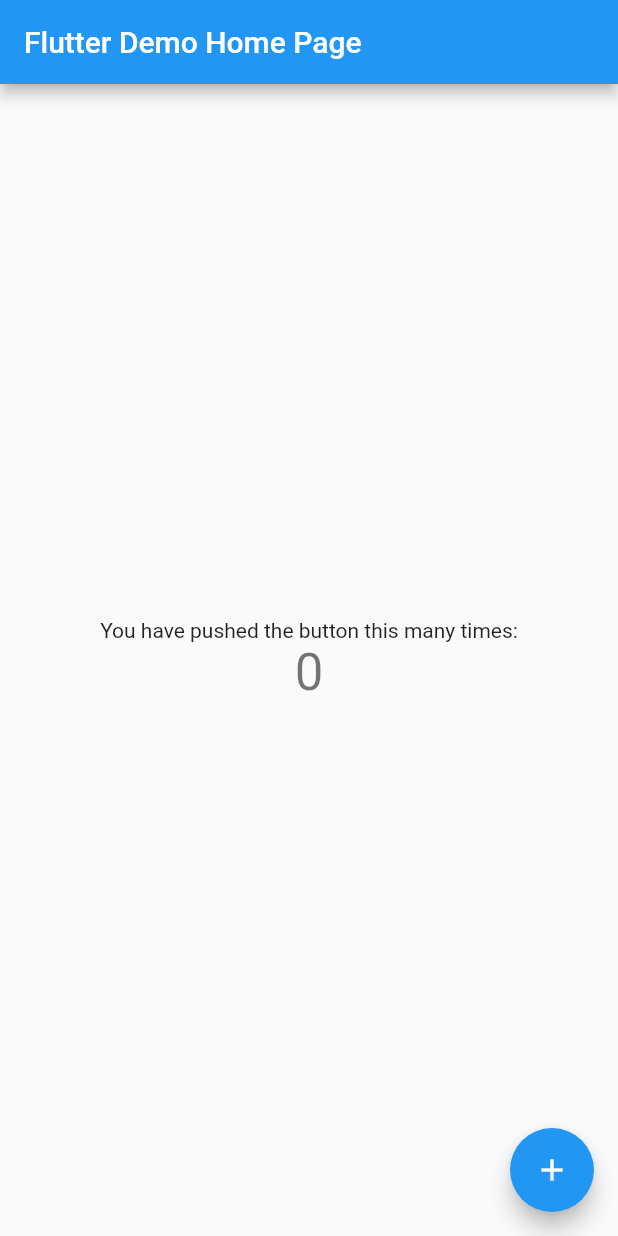
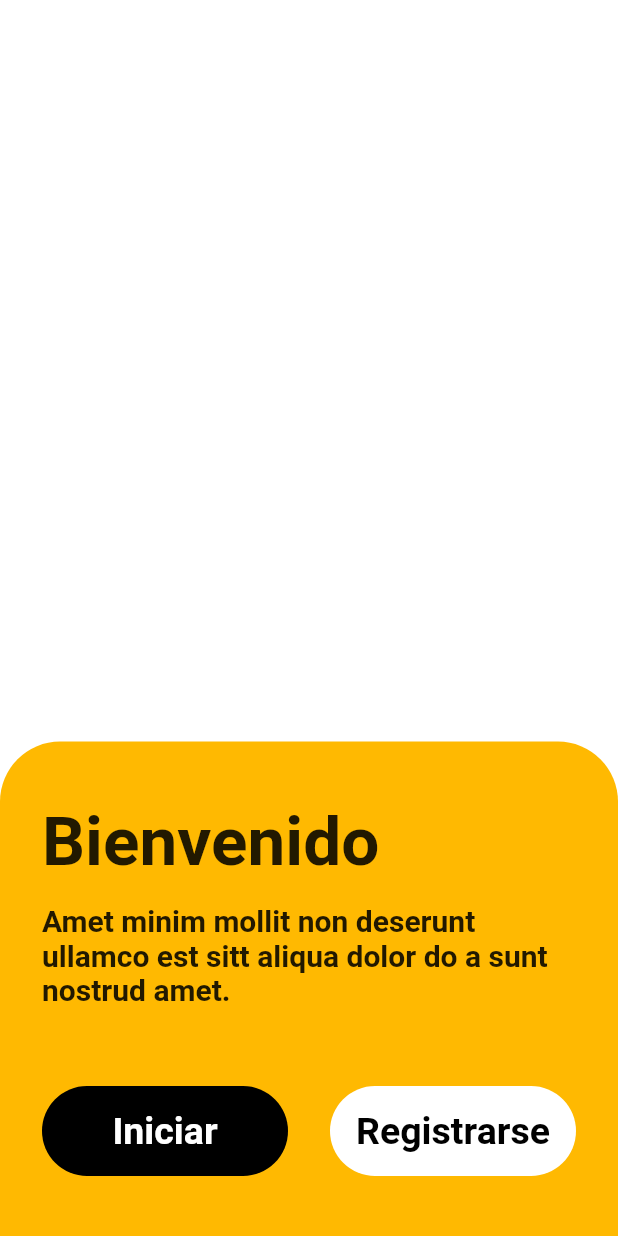
Before and after one commit to jazminasaleh/arriendosu, a Flutter app: the screen it shows after launch, on a phone screen of 412 x 824 dp. Run offline on Flutter 3.47's test engine with Material 2 defaults, Android fonts, the phone set to English and light mode, and no system bars.

Commit message:
pg Bienvenido

```diff
--- a/lib/main.dart
+++ b/lib/main.dart
@@ -1,115 +1,20 @@
+import 'package:app_arriendosu/src/pages/login/home_page.dart';
 import 'package:flutter/material.dart';
 
-void main() {
-  runApp(const MyApp());
-}
+void main() => runApp(const MyApp());
 
 class MyApp extends StatelessWidget {
   const MyApp({super.key});
 
-  // This widget is the root of your application.
   @override
   Widget build(BuildContext context) {
     return MaterialApp(
-      title: 'Flutter Demo',
-      theme: ThemeData(
-        // This is the theme of your application.
-        //
-        // Try running your application with "flutter run". You'll see the
-        // application has a blue toolbar. Then, without quitting the app, try
-        // changing the primarySwatch below to Colors.green and then invoke
-        // "hot reload" (press "r" in the console where you ran "flutter run",
-        // or simply save your changes to "hot reload" in a Flutter IDE).
-        // Notice that the counter didn't reset back to zero; the application
-        // is not restarted.
-        primarySwatch: Colors.blue,
-      ),
-      home: const MyHomePage(title: 'Flutter Demo Home Page'),
+      debugShowCheckedModeBanner: false,
+      title: 'App Arriendos',
+      initialRoute: 'home',
+     routes: {
+      'home' : (BuildContext context) => Home_Page(),
+     },
     );
   }
 }
-
-class MyHomePage extends StatefulWidget {
-  const MyHomePage({super.key, required this.title});
-
-  // This widget is the home page of your application. It is stateful, meaning
-  // that it has a State object (defined below) that contains fields that affect
-  // how it looks.
-
-  // This class is the configuration for the state. It holds the values (in this
-  // case the title) provided by the parent (in this case the App widget) and
-  // used by the build method of the State. Fields in a Widget subclass are
-  // always marked "final".
-
-  final String title;
-
-  @override
-  State<MyHomePage> createState() => _MyHomePageState();
-}
-
-class _MyHomePageState extends State<MyHomePage> {
-  int _counter = 0;
-
-  void _incrementCounter() {
-    setState(() {
-      // This call to setState tells the Flutter framework that something has
-      // changed in this State, which causes it to rerun the build method below
-      // so that the display can reflect the updated values. If we changed
-      // _counter without calling setState(), then the build method would not be
-      // called again, and so nothing would appear to happen.
-      _counter++;
-    });
-  }
-
-  @override
-  Widget build(BuildContext context) {
-    // This method is rerun every time setState is called, for instance as done
-    // by the _incrementCounter method above.
-    //
-    // The Flutter framework has been optimized to make rerunning build methods
-    // fast, so that you can just rebuild anything that needs updating rather
-    // than having to individually change instances of widgets.
-    return Scaffold(
-      appBar: AppBar(
-        // Here we take the value from the MyHomePage object that was created by
-        // the App.build method, and use it to set our appbar title.
-        title: Text(widget.title),
-      ),
-      body: Center(
-        // Center is a layout widget. It takes a single child and positions it
-        // in the middle of the parent.
-        child: Column(
-          // Column is also a layout widget. It takes a list of children and
-          // arranges them vertically. By default, it sizes itself to fit its
-          // children horizontally, and tries to be as tall as its parent.
-          //
-          // Invoke "debug painting" (press "p" in the console, choose the
-          // "Toggle Debug Paint" action from the Flutter Inspector in Android
-          // Studio, or the "Toggle Debug Paint" command in Visual Studio Code)
-          // to see the wireframe for each widget.
-          //
-          // Column has various properties to control how it sizes itself and
-          // how it positions its children. Here we use mainAxisAlignment to
-          // center the children vertically; the main axis here is the vertical
-          // axis because Columns are vertical (the cross axis would be
-          // horizontal).
-          mainAxisAlignment: MainAxisAlignment.center,
-          children: <Widget>[
-            const Text(
-              'You have pushed the button this many times:',
-            ),
-            Text(
-              '$_counter',
-              style: Theme.of(context).textTheme.headline4,
-            ),
-          ],
-        ),
-      ),
-      floatingActionButton: FloatingActionButton(
-        onPressed: _incrementCounter,
-        tooltip: 'Increment',
-        child: const Icon(Icons.add),
-      ), // This trailing comma makes auto-formatting nicer for build methods.
-    );
-  }
-}
--- /dev/null
+++ b/lib/src/pages/login/home_page.dart
@@ -0,0 +1,82 @@
+import 'package:flutter/material.dart';
+import 'package:app_arriendosu/src/utils/colors.dart' as utils;
+
+//*Pagina principal de bienvenida
+class Home_Page extends StatelessWidget {
+  @override
+  Widget build(BuildContext context) {
+    return Scaffold(
+      backgroundColor: Colors.white,
+      body: Column(
+        children: [
+          SizedBox(
+            height: MediaQuery.of(context).size.height * 0.60,
+          ),
+          Container(
+            height: MediaQuery.of(context).size.height * 0.40,
+            width: MediaQuery.of(context).size.width * 100,
+            decoration: const BoxDecoration(
+                color: utils.Colors.ocre,
+                borderRadius: BorderRadius.only(
+                  topLeft: Radius.circular(40),
+                  topRight: Radius.circular(40),
+                )
+            ),
+            child: Padding(
+              padding: const EdgeInsets.symmetric(vertical: 40, horizontal: 28),
+              child: Column(
+                crossAxisAlignment: CrossAxisAlignment.start,
+                children: [
+                  const Text(
+                    'Bienvenido',
+                    style: TextStyle(fontSize: 45, fontWeight: FontWeight.bold),
+                  ),
+                  const SizedBox(
+                    height: 15,
+                  ),
+                  const Text(
+                    'Amet minim mollit non deserunt ullamco est sitt aliqua dolor do a sunt nostrud amet.',
+                    style: TextStyle(fontSize: 20, fontWeight: FontWeight.bold),
+                  ),
+                  Expanded(child: Container()),
+                  Row(
+                    mainAxisAlignment: MainAxisAlignment.spaceBetween,
+                    children: [
+                      _button(Colors.black, 'Iniciar', Colors.white),
+                      _button(Colors.white, 'Registrarse', Colors.black),
+                    ],
+                  ),
+                ],
+              ),
+            ),
+          ),
+        ],
+      ),
+    );
+  }
+
+//*Boton tanto de inicio como de registro
+  Widget _button(Color colorfondo, String texto, Color colorTexto) {
+    return GestureDetector(
+      onTap: () {
+        if (texto == 'Iniciar') {
+        } else {
+
+        }
+      },
+      child: Container(
+        decoration: BoxDecoration(
+            color: colorfondo, borderRadius: BorderRadius.circular(30)),
+        width: 164,
+        height: 60,
+        child: Center(
+          child: Text(
+            texto,
+            style: TextStyle(
+                color: colorTexto, fontSize: 25, fontWeight: FontWeight.bold),
+          ),
+        ),
+      ),
+    );
+  }
+}
--- /dev/null
+++ b/lib/src/utils/colors.dart
@@ -0,0 +1,8 @@
+import 'package:flutter/material.dart';
+
+class Colors {
+  static const Color ocre = Color(0xffFFB901);
+  static const Color grisOscuro = Color(0xff5F5B5B);
+  static const Color grisMedio = Color(0xffDCDBE1);
+  static const Color grisClaro = Color(0xffF9F9F9);
+}
```
